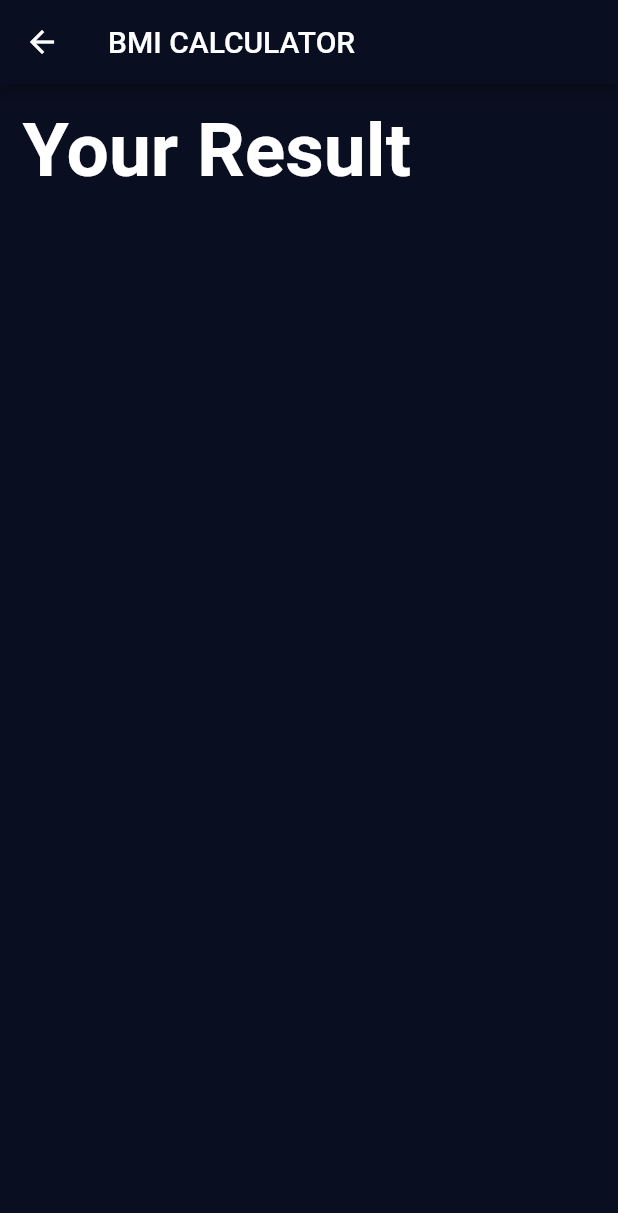
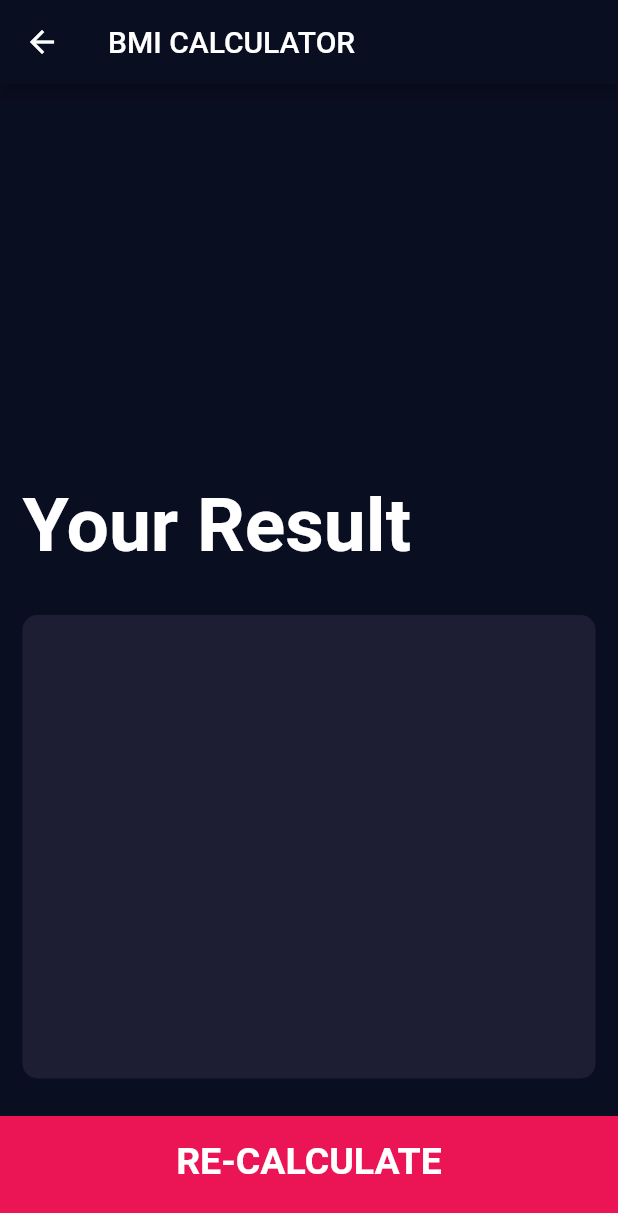
Before and after one commit to piotrek1543/BMI_Calculator_App, a Flutter app: the screen it shows after launch, after a tap on "CALCULATE", on a phone screen of 412 x 824 dp. Shown: the top 1213 px of the screen. Run offline on Flutter 3.47's test engine with Material 2 defaults, Android fonts, the phone set to English and light mode, and no system bars; our stand-ins replace font_awesome_flutter.

Commit message:
Add card and button to results_page.dart. Extracting title TextStyle.

```diff
--- a/lib/constants.dart
+++ b/lib/constants.dart
@@ -19,6 +19,11 @@ const kLargeButtonTextStyle = TextStyle(
   fontWeight: FontWeight.bold,
 );
 
+const kTitleTextStyle = TextStyle(
+  fontSize: 50.0,
+  fontWeight: FontWeight.bold,
+);
+
 const kNumberTextStyle = TextStyle(
   fontSize: 50.0,
   fontWeight: FontWeight.w900,
--- a/lib/screens/results_page.dart
+++ b/lib/screens/results_page.dart
@@ -1,4 +1,8 @@
+import 'package:bmicalculator/components/bottom_button.dart';
+import 'package:bmicalculator/components/reusable_card.dart';
 import 'package:flutter/material.dart';
+
+import '../constants.dart';
 
 class ResultsPage extends StatelessWidget {
   ResultsPage(
@@ -18,16 +22,26 @@ class ResultsPage extends StatelessWidget {
       ),
       body: Column(
         children: <Widget>[
-          Container(
-            padding: EdgeInsets.all(15.0),
-            alignment: Alignment.bottomLeft,
-            child: Text(
-              'Your Result',
-              style: TextStyle(
-                fontSize: 50.0,
-                fontWeight: FontWeight.bold,
+          Expanded(
+            child: Container(
+              padding: EdgeInsets.all(15.0),
+              alignment: Alignment.bottomLeft,
+              child: Text(
+                'Your Result',
+                style: kTitleTextStyle,
               ),
             ),
+          ),
+          Expanded(
+            child: ReusableCard(
+              color: kActiveCardColor,
+            ),
+          ),
+          BottomButton(
+            buttonTitle: 'RE-CALCULATE',
+            onTap: () {
+              Navigator.pop(context);
+            },
           ),
         ],
       ),
```
